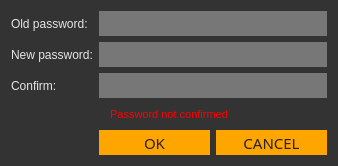
ConcealNetwork/conceal-desktop, file src/gui/ui/changepassworddialog.ui: the form before one commit.
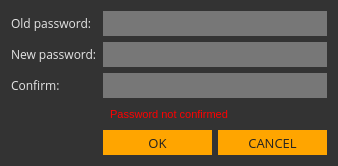
The form after the commit.

```diff
--- a/src/gui/ui/changepassworddialog.ui
+++ b/src/gui/ui/changepassworddialog.ui
@@ -49,8 +49,8 @@
      </property>
      <property name="font">
       <font>
-       <family>Oswald</family>
-       <pointsize>11</pointsize>
+       <family>Open Sans</family>
+       <pointsize>10</pointsize>
       </font>
      </property>
      <property name="styleSheet">
@@ -74,7 +74,7 @@
      </property>
      <property name="font">
       <font>
-       <family>Arial</family>
+       <family>Open Sans</family>
        <pointsize>9</pointsize>
       </font>
      </property>
@@ -92,7 +92,7 @@
     <widget class="QLabel" name="label_3">
      <property name="font">
       <font>
-       <family>Arial</family>
+       <family>Open Sans</family>
        <pointsize>9</pointsize>
       </font>
      </property>
@@ -111,7 +111,7 @@
      </property>
      <property name="font">
       <font>
-       <family>Arial</family>
+       <family>Open Sans</family>
        <pointsize>9</pointsize>
       </font>
      </property>
@@ -135,8 +135,8 @@
      </property>
      <property name="font">
       <font>
-       <family>Oswald</family>
-       <pointsize>11</pointsize>
+       <family>Open Sans</family>
+       <pointsize>10</pointsize>
       </font>
      </property>
      <property name="styleSheet">
@@ -157,7 +157,7 @@
      </property>
      <property name="font">
       <font>
-       <family>Arial</family>
+       <family>Open Sans</family>
        <pointsize>9</pointsize>
       </font>
      </property>
@@ -182,7 +182,7 @@
      </property>
      <property name="font">
       <font>
-       <family>Arial</family>
+       <family>Open Sans</family>
        <pointsize>9</pointsize>
       </font>
      </property>
@@ -206,7 +206,7 @@
      </property>
      <property name="font">
       <font>
-       <family>Arial</family>
+       <family>Open Sans</family>
        <pointsize>9</pointsize>
       </font>
      </property>
```
